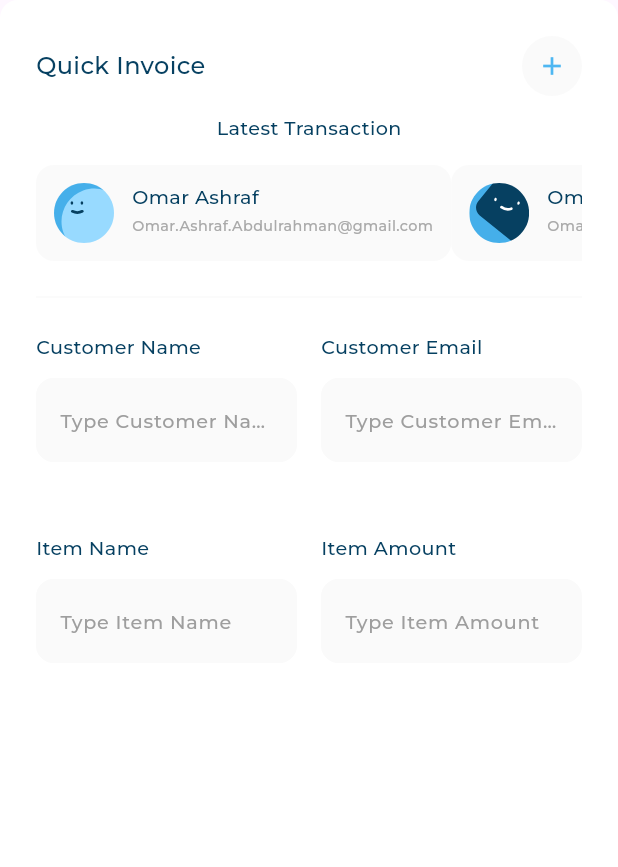
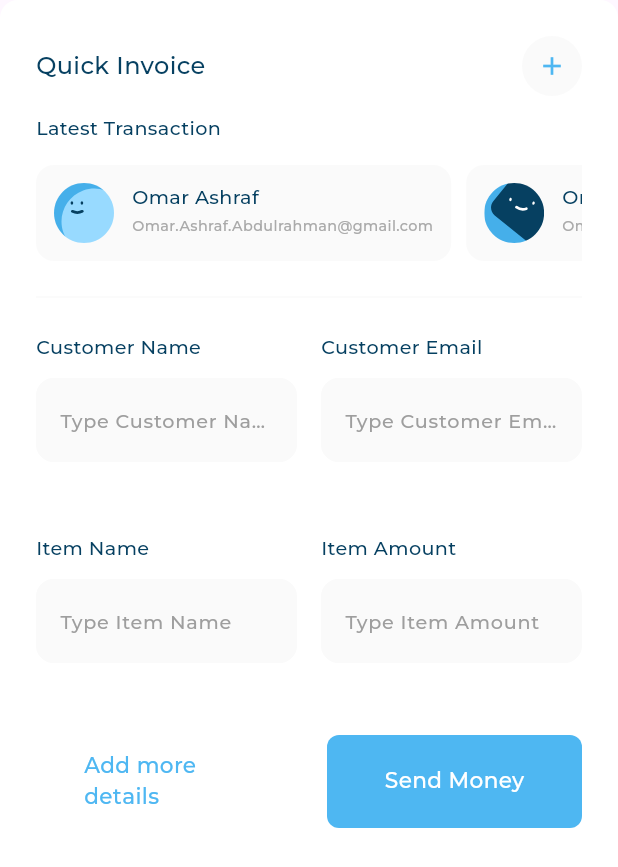
Before and after one commit to Omar-Ashraf-69/responsive_dash_board, a Flutter app: the QuickInvoice widget shown alone on an empty page, opened directly, on a phone screen of 412 x 824 dp. Shown: the top 867 px of the screen. Run offline on Flutter 3.47's test engine with Material 3 defaults, Android fonts, the phone set to English and light mode, and no system bars; our stand-ins replace flutter_svg; project files that could hold a hidden picture were left out.

Commit message:
added the some inhencment in the code of the latest transction  code

```diff
--- a/lib/widgets/desktop_layout.dart
+++ b/lib/widgets/desktop_layout.dart
@@ -21,11 +21,17 @@ class DesktopLayout extends StatelessWidget {
             child: SingleChildScrollView(
               child: Column(
                 children: [
+                  SizedBox(
+                    height: 24,
+                  ),
                   AllExpensises(),
                   SizedBox(
                     height: 16,
                   ),
                   QuickInvoice(),
+                  SizedBox(
+                    height: 18,
+                  ),
                 ],
               ),
             ),
--- a/lib/widgets/latest_transaction.dart
+++ b/lib/widgets/latest_transaction.dart
@@ -8,6 +8,7 @@ class LatestTransactions extends StatelessWidget {
   @override
   Widget build(BuildContext context) {
     return Column(
+      crossAxisAlignment: CrossAxisAlignment.start,
       children: [
         Text(
           "Latest Transaction",
--- a/lib/widgets/quick_invoice.dart
+++ b/lib/widgets/quick_invoice.dart
@@ -1,5 +1,6 @@
 import 'package:flutter/cupertino.dart';
 import 'package:flutter/material.dart';
+import 'package:flutter/rendering.dart';
 import 'package:flutter/widgets.dart';
 import 'package:responsive_dash_board_project/utils/app_styles.dart';
 import 'package:responsive_dash_board_project/widgets/custom_background_container.dart';
@@ -12,12 +13,12 @@ class QuickInvoice extends StatelessWidget {
 
   @override
   Widget build(BuildContext context) {
-    return CustomBackgroundContainer(
+    return const CustomBackgroundContainer(
       widget: Column(
         crossAxisAlignment: CrossAxisAlignment.start,
         children: [
-          const QuickInvoiceHeader(),
-          const SizedBox(
+          QuickInvoiceHeader(),
+          SizedBox(
             height: 12,
           ),
           LatestTransactions(),
@@ -26,8 +27,61 @@ class QuickInvoice extends StatelessWidget {
             color: Color(0xfffafafa),
           ),
           QuickInvoiceForm(),
+          SizedBox(
+            height: 24,
+          ),
+          Row(
+            children: [
+              CustomButton(
+                backgroundColor: Colors.transparent,
+                buttonText: "Add more details",
+              ),
+              SizedBox(
+                width: 24,
+              ),
+              CustomButton(
+                buttonText: "Send Money",
+              ),
+            ],
+          ),
         ],
       ),
     );
   }
 }
+
+class CustomButton extends StatelessWidget {
+  const CustomButton({
+    super.key,
+    this.backgroundColor,
+    required this.buttonText,
+  });
+  final Color? backgroundColor;
+  final String buttonText;
+  @override
+  Widget build(BuildContext context) {
+    return Expanded(
+      child: Container(
+        padding: const EdgeInsets.symmetric(
+          horizontal: 32,
+        ),
+        decoration: ShapeDecoration(
+          color: backgroundColor ?? const Color(0xff4eb7f2),
+          shape: RoundedRectangleBorder(
+            borderRadius: BorderRadius.circular(8),
+          ),
+        ),
+        height: 62,
+        child: Center(
+          child: Text(
+            buttonText,
+            style: backgroundColor == null
+                ? AppStyles.styleSemiBold18(context)
+                : AppStyles.styleSemiBold18(context)
+                    .copyWith(color: const Color(0xff4eb7f2)),
+          ),
+        ),
+      ),
+    );
+  }
+}
--- a/lib/widgets/transaction_item.dart
+++ b/lib/widgets/transaction_item.dart
@@ -5,12 +5,15 @@ import 'package:responsive_dash_board_project/utils/app_styles.dart';
 
 class TransactionItem extends StatelessWidget {
   const TransactionItem({
-    super.key, required this.userInfo,
+    super.key,
+    required this.userInfo,
   });
   final UserInfoModel userInfo;
   @override
   Widget build(BuildContext context) {
-    return Container(
+    return Padding(
+      padding: const EdgeInsets.only(right: 10.0),
+      child: Container(
         decoration: BoxDecoration(
           borderRadius: BorderRadius.circular(12),
           color: const Color(0xFFFAFAFA),
@@ -58,6 +61,7 @@ class TransactionItem extends StatelessWidget {
         //   subtitle: const Text("Omar.Ashraf.Abdulrahman@gmail.com"),
         //   subtitleTextStyle: AppStyles.styleRegular12(context),
         // ),
+      ),
     );
   }
 }
```
Lines whose indentation alone changed are shown as unchanged.
